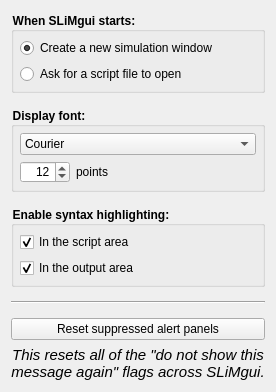
Above: QtSLiM/QtSLiMPreferences.ui from MesserLab/SLiM before the change. Below: the same form after it.
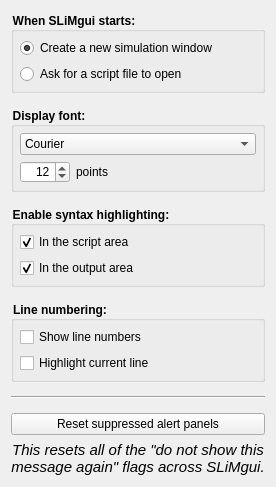
That is the form after the change.

Commit message: add SLiMgui line numbering, line highlighting, and jump to line

Diff of the .ui file:
```diff
--- a/QtSLiM/QtSLiMPreferences.ui
+++ b/QtSLiM/QtSLiMPreferences.ui
@@ -255,6 +255,69 @@
      </layout>
     </widget>
    </item>
+   <item>
+    <spacer name="verticalSpacer_5">
+     <property name="orientation">
+      <enum>Qt::Vertical</enum>
+     </property>
+     <property name="sizeType">
+      <enum>QSizePolicy::Fixed</enum>
+     </property>
+     <property name="sizeHint" stdset="0">
+      <size>
+       <width>20</width>
+       <height>8</height>
+      </size>
+     </property>
+    </spacer>
+   </item>
+   <item>
+    <widget class="QGroupBox" name="lineNumberingGroup">
+     <property name="sizePolicy">
+      <sizepolicy hsizetype="Minimum" vsizetype="Minimum">
+       <horstretch>0</horstretch>
+       <verstretch>0</verstretch>
+      </sizepolicy>
+     </property>
+     <property name="styleSheet">
+      <string notr="true">QGroupBox { font-weight: bold; }</string>
+     </property>
+     <property name="title">
+      <string>Line numbering:</string>
+     </property>
+     <layout class="QVBoxLayout" name="verticalLayout_5" stretch="0,0">
+      <property name="spacing">
+       <number>6</number>
+      </property>
+      <property name="leftMargin">
+       <number>6</number>
+      </property>
+      <property name="topMargin">
+       <number>6</number>
+      </property>
+      <property name="rightMargin">
+       <number>6</number>
+      </property>
+      <property name="bottomMargin">
+       <number>6</number>
+      </property>
+      <item>
+       <widget class="QCheckBox" name="showLineNumbers">
+        <property name="text">
+         <string>Show line numbers</string>
+        </property>
+       </widget>
+      </item>
+      <item>
+       <widget class="QCheckBox" name="highlightCurrentLine">
+        <property name="text">
+         <string>Highlight current line</string>
+        </property>
+       </widget>
+      </item>
+     </layout>
+    </widget>
+   </item>
    <item>
     <spacer name="verticalSpacer_3">
      <property name="orientation">
```
The commit also changes 12 other files.
